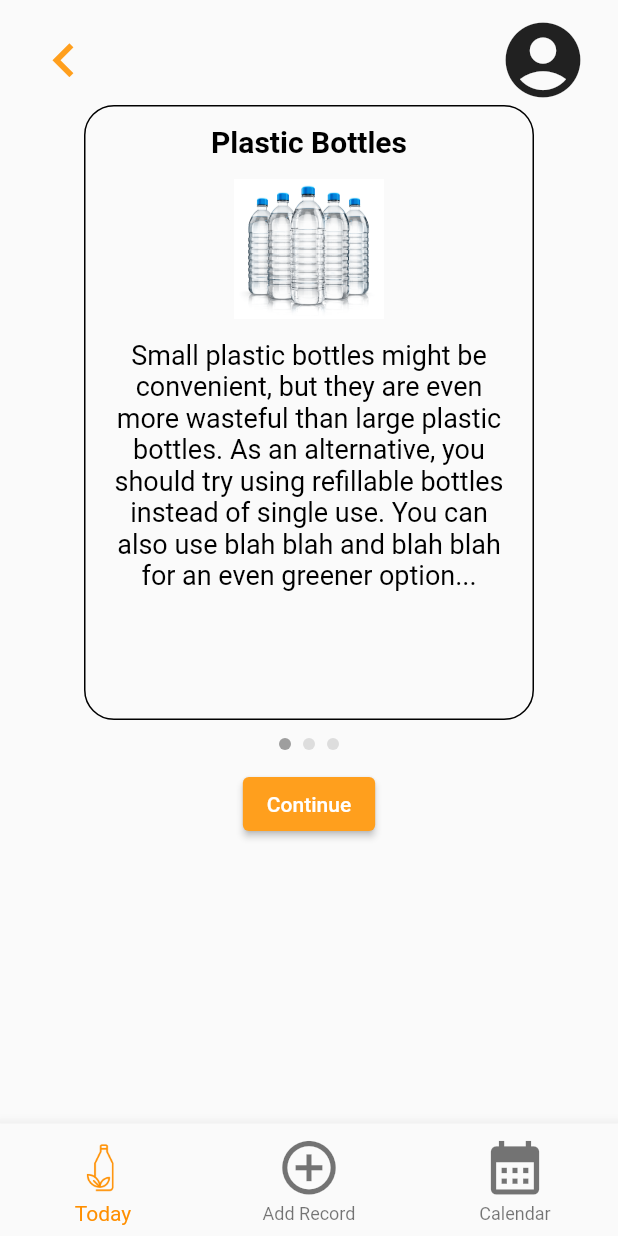
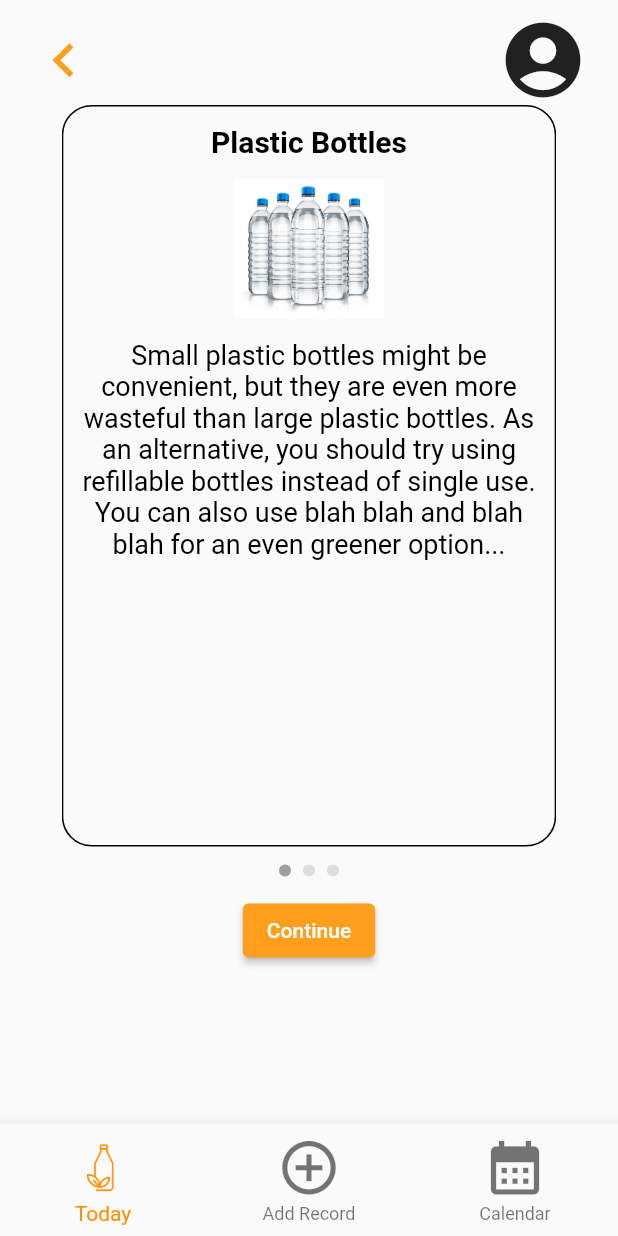
Before and after one commit to suisuiss/Plastic-Recorder, a Flutter app: the screen it shows after launch, on a phone screen of 412 x 824 dp. Run offline on Flutter 3.47's test engine with Material 2 defaults, Android fonts, the phone set to English and light mode, and no system bars; drawn by our look-alikes of page_view_indicators.

Commit message:
[UPDATE] responsive recommend page

```diff
--- a/plastic_recorder/lib/recommend.dart
+++ b/plastic_recorder/lib/recommend.dart
@@ -78,8 +78,8 @@ class _RecommendState extends State<Recommend> {
                   child: Column(
                     children: [
                       Container(
-                        height: 410,
-                        width: 300,
+                        height: height * 0.6,
+                        width: width * 0.8,
                         child: PageView.builder(
                             itemCount: totalCards.length,
                             controller: controller,
@@ -143,8 +143,6 @@ class RecommendCard extends StatelessWidget {
             color: Colors.black,
           ),
           borderRadius: BorderRadius.all(Radius.circular(20))),
-      height: 410,
-      width: 400,
       child: Padding(
         padding: EdgeInsets.all(12),
         child: Column(
@@ -170,7 +168,9 @@ class RecommendCard extends StatelessWidget {
                 ),
               ),
             ),
-            DefaultTextStyle(
+            Expanded(
+                child: SingleChildScrollView(
+              child: DefaultTextStyle(
                 textAlign: TextAlign.center,
                 style: TextStyle(
                     fontSize: 18,
@@ -181,6 +181,7 @@ class RecommendCard extends StatelessWidget {
                   desc,
                 ),
               ),
+            )),
           ],
         ),
       ),
```
Lines whose indentation alone changed are shown as unchanged.
